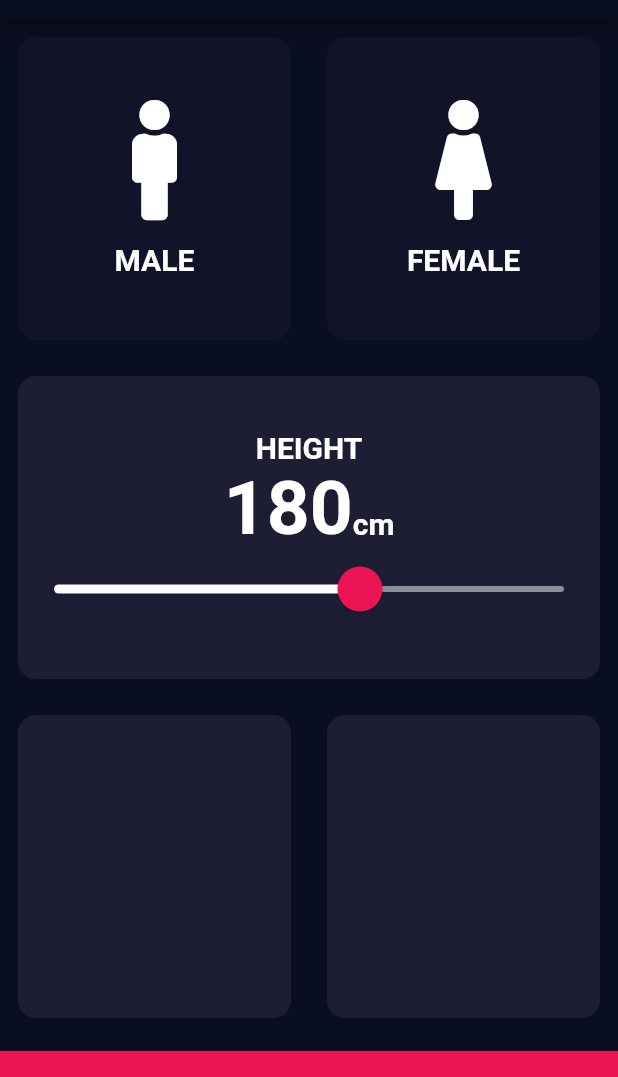
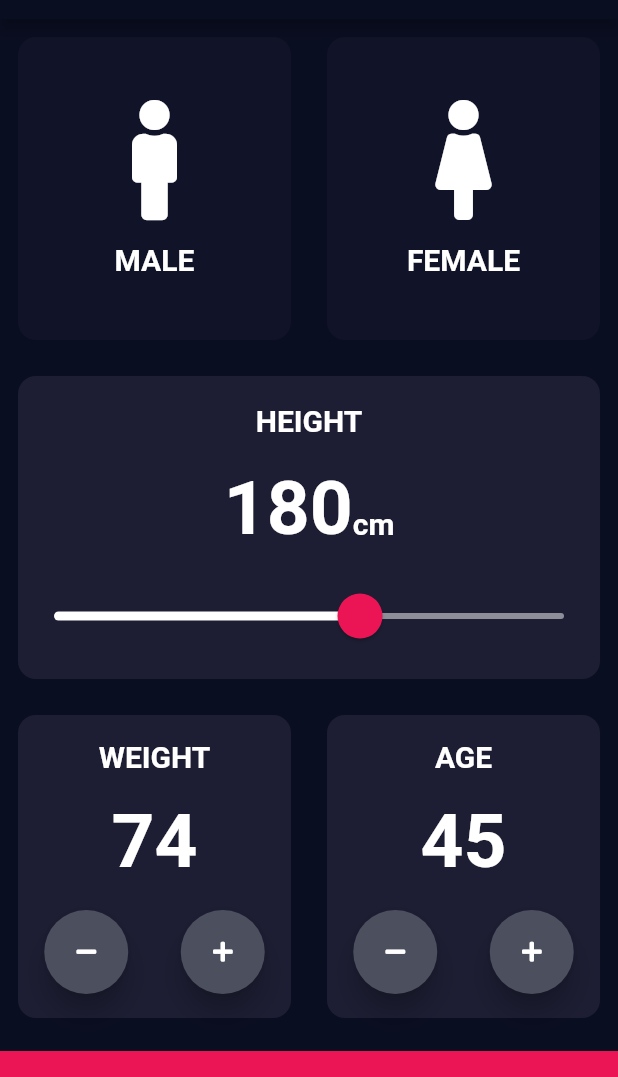
Before and after one commit to Josh-Ajiniran/bmi-calculator-flutter, a Flutter app: the screen it shows after launch, on a phone screen of 412 x 824 dp, the part 65-1142 px from its top. Run offline on Flutter 3.47's test engine with Material 2 defaults, Android fonts, the phone set to English and light mode, and no system bars; our stand-ins replace font_awesome_flutter.

Commit message:
home page design completed: weight and age card

```diff
--- a/lib/homepage.dart
+++ b/lib/homepage.dart
@@ -14,6 +14,8 @@ class MyHomePage extends StatefulWidget {
 class _MyHomePageState extends State<MyHomePage> {
   Gender selectedGender;
   int height = 180;
+  int weight = 74;
+  int age = 45;
 
   @override
   Widget build(BuildContext context) {
@@ -65,7 +67,7 @@ class _MyHomePageState extends State<MyHomePage> {
             child: ReusableCard(
               colour: kActiveCardColor,
               cardChild: Column(
-                mainAxisAlignment: MainAxisAlignment.center,
+                mainAxisAlignment: MainAxisAlignment.spaceEvenly,
                 children: <Widget>[
                   Text(
                     'HEIGHT',
@@ -82,9 +84,11 @@ class _MyHomePageState extends State<MyHomePage> {
                   ),
                   SliderTheme(
                     data: SliderTheme.of(context).copyWith(
-                      thumbShape: RoundSliderThumbShape(enabledThumbRadius: 15.0),
+                      thumbShape:
+                          RoundSliderThumbShape(enabledThumbRadius: 15.0),
                       thumbColor: Color(0xFFEB1555),
-                      overlayShape: RoundSliderOverlayShape(overlayRadius: 24.0),
+                      overlayShape:
+                          RoundSliderOverlayShape(overlayRadius: 24.0),
                       overlayColor: Color(0x55EB1555),
                       activeTrackColor: Colors.white,
                       inactiveTrackColor: Color(0xFF8D8E98),
@@ -110,11 +114,51 @@ class _MyHomePageState extends State<MyHomePage> {
                 Expanded(
                   child: ReusableCard(
                     colour: kActiveCardColor,
+                    cardChild: Column(
+                      mainAxisAlignment: MainAxisAlignment.spaceEvenly,
+                      children: <Widget>[
+                        Text(
+                          'WEIGHT',
+                          style: kCardTextStyle,
+                        ),
+                        Text(
+                          weight.toString(),
+                          style: kCardNumberStyle,
+                        ),
+                        Row(
+                          mainAxisAlignment: MainAxisAlignment.spaceAround,
+                          children: <Widget>[
+                            RoundIconButton(icon: FontAwesomeIcons.minus),
+                            RoundIconButton(icon: FontAwesomeIcons.plus),
+                          ],
+                        ),
+                      ],
+                    ),
                   ),
                 ),
                 Expanded(
                   child: ReusableCard(
                     colour: kActiveCardColor,
+                    cardChild: Column(
+                      mainAxisAlignment: MainAxisAlignment.spaceEvenly,
+                      children: <Widget>[
+                        Text(
+                          'AGE',
+                          style: kCardTextStyle,
+                        ),
+                        Text(
+                          age.toString(),
+                          style: kCardNumberStyle,
+                        ),
+                        Row(
+                          mainAxisAlignment: MainAxisAlignment.spaceAround,
+                          children: <Widget>[
+                            RoundIconButton(icon: FontAwesomeIcons.minus),
+                            RoundIconButton(icon: FontAwesomeIcons.plus),
+                          ],
+                        ),
+                      ],
+                    ),
                   ),
                 ),
               ],
@@ -131,3 +175,21 @@ class _MyHomePageState extends State<MyHomePage> {
     );
   }
 }
+
+class RoundIconButton extends StatelessWidget {
+  @override
+  RoundIconButton({this.icon});
+
+  final IconData icon;
+
+  Widget build(BuildContext context) {
+    return RawMaterialButton(
+      child: Center(child: Icon(icon, size: 15.0)),
+      onPressed: () {},
+      shape: CircleBorder(),
+      fillColor: Color(0xFF4C4F5E),
+      elevation: 7.0,
+      constraints: BoxConstraints(minHeight: 56.0, minWidth: 56.0),
+    );
+  }
+}
```
